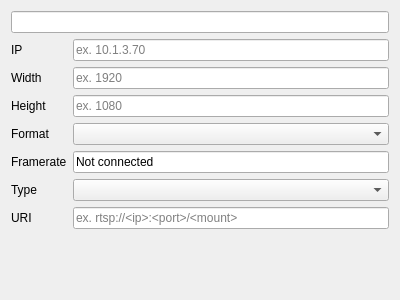
Summengardin/VideoWallCDP, file VWGUI/Application/camera.ui: the form before one commit.
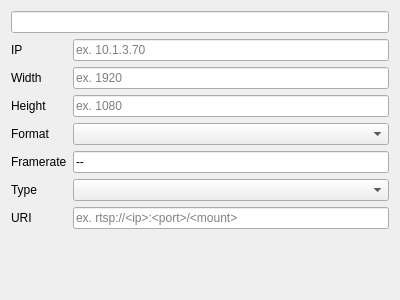
The form after the commit. Custom widgets are drawn as their Qt base class.

```diff
--- a/VWGUI/Application/camera.ui
+++ b/VWGUI/Application/camera.ui
@@ -138,7 +138,7 @@
        <item row="4" column="1">
         <widget class="CDPBaseLineEdit" name="lineEdit_6">
          <property name="text">
-          <string>Not connected</string>
+          <string>--</string>
          </property>
          <property name="placeholderText">
           <string>ex. 60</string>
```
Left out of the diff: 2 changed lines with no effect on the pictures.
